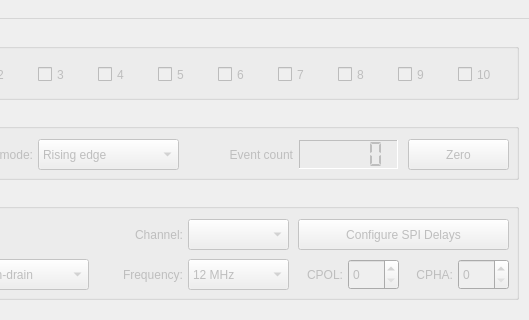
Qt form src/devicewindow.ui (bloguetronica/cp2130-com) before a commit; both pictures show x 162 to 691 and y 0 to 320 of the 691 by 481 pixel window.
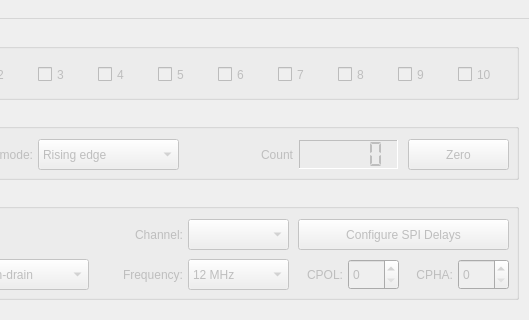
The same form after that commit. Icons and pictures are not drawn.

What changed in the file:
```diff
--- a/src/devicewindow.ui
+++ b/src/devicewindow.ui
@@ -642,7 +642,7 @@
       </rect>
      </property>
      <property name="text">
-      <string>Event count</string>
+      <string>Count</string>
      </property>
      <property name="alignment">
       <set>Qt::AlignRight|Qt::AlignTrailing|Qt::AlignVCenter</set>
```
Left out of the diff: 8 changed lines with no effect on the pictures.
